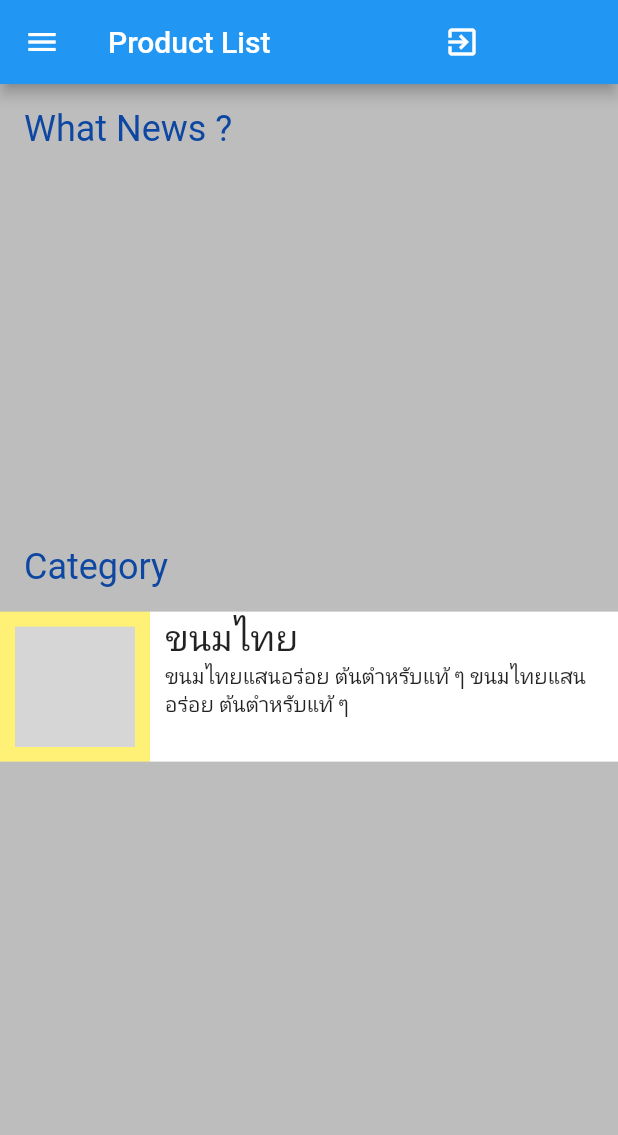
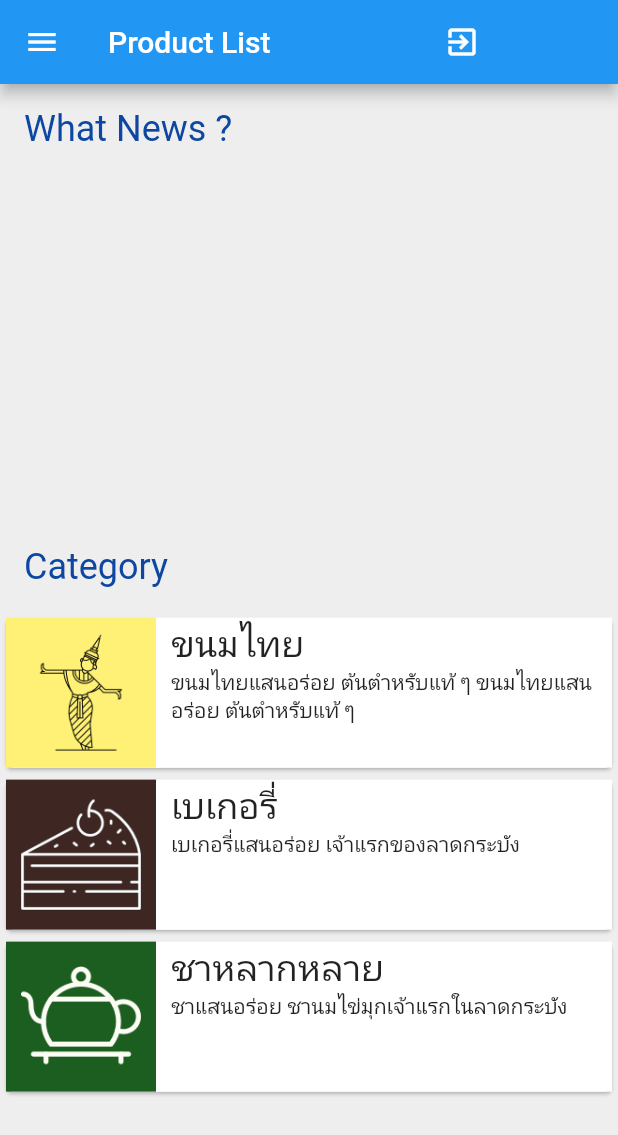
Before and after one commit to KctPiyawat/ShopBakerClick, a Flutter app: the ProductList screen opened directly, on a phone screen of 412 x 824 dp. Shown: the top 1135 px of the screen. Run offline on Flutter 3.47's test engine with Material 2 defaults, Android fonts, the phone set to English and light mode, and no system bars; drawn by our look-alikes of carousel_slider; our stand-ins replace cloud_firestore, firebase_auth; missing offline and left inert: koukicons; accounts and stored records are empty; grey boxes are pictures that could not be loaded.

Commit message:
Finish 06sep

```diff
--- /dev/null
+++ b/lib/screens/category.dart
@@ -0,0 +1,15 @@
+import 'package:flutter/material.dart';
+
+class Category extends StatefulWidget {
+  @override
+  _CategoryState createState() => _CategoryState();
+}
+
+class _CategoryState extends State<Category> {
+  @override
+  Widget build(BuildContext context) {
+    return Scaffold(
+      appBar: AppBar(),body: Text('body'),
+    );
+  }
+}
--- a/lib/screens/marketplate.dart
+++ b/lib/screens/marketplate.dart
@@ -5,6 +5,7 @@ import 'package:flutter/material.dart';
 import 'package:shop_bakerclick/models/promotion_model.dart';
 import 'package:carousel_slider/carousel_slider.dart';
 import 'package:koukicons/assistant.dart';
+import 'package:shop_bakerclick/screens/category.dart';
 
 class Marketplate extends StatefulWidget {
   @override
@@ -136,6 +137,30 @@ class _MarketplateState extends State<Marketplate> {
     );
   }
 
+  Widget showThaiCandy() {
+    return Container(
+      width: 80.0,
+      height: 80.0,
+      child: Image.asset('images/thaicandy.png'),
+    );
+  }
+
+  Widget showCake() {
+    return Container(
+      width: 80.0,
+      height: 80.0,
+      child: Image.asset('images/cake.png'),
+    );
+  }
+
+  Widget showTea() {
+    return Container(
+      width: 80.0,
+      height: 80.0,
+      child: Image.asset('images/tea.png'),
+    );
+  }
+
   Widget showTextGroup(String title, String subTitle) {
     return Container(
       padding: EdgeInsets.only(
@@ -144,7 +169,7 @@ class _MarketplateState extends State<Marketplate> {
       ),
       color: Colors.white,
       height: iconSize,
-      width: MediaQuery.of(context).size.width - iconSize,
+      width: MediaQuery.of(context).size.width - iconSize - 8.0,
       child: Column(
         mainAxisAlignment: MainAxisAlignment.start,
         crossAxisAlignment: CrossAxisAlignment.start,
@@ -160,23 +185,58 @@ class _MarketplateState extends State<Marketplate> {
   }
 
   Widget thaiCandy() {
-    return Row(
-      children: <Widget>[
-        showIconGroup(KoukiconsAssistant(), Colors.yellow.shade300),
-        showTextGroup('ขนมไทย',
-            'ขนมไทยแสนอร่อย ต้นตำหรับแท้ ๆ ขนมไทยแสนอร่อย ต้นตำหรับแท้ ๆ '),
-      ],
+    return GestureDetector(
+      child: Card(
+        child: Row(
+          children: <Widget>[
+            showIconGroup(showThaiCandy(), Colors.yellow.shade300),
+            showTextGroup('ขนมไทย',
+                'ขนมไทยแสนอร่อย ต้นตำหรับแท้ ๆ ขนมไทยแสนอร่อย ต้นตำหรับแท้ ๆ '),
+          ],
+        ),
+      ),
+      onTap: () {
+        MaterialPageRoute materialPageRoute =
+            MaterialPageRoute(builder: (BuildContext context) => Category());
+            Navigator.of(context).push(materialPageRoute);
+      },
+    );
+  }
+
+  Widget backery() {
+    return Card(
+      child: Row(
+        children: <Widget>[
+          showIconGroup(showCake(), Colors.brown.shade900),
+          showTextGroup('เบเกอรี่', 'เบเกอรี่แสนอร่อย เจ้าแรกของลาดกระบัง'),
+        ],
+      ),
+    );
+  }
+
+  Widget tea() {
+    return Card(
+      child: Row(
+        children: <Widget>[
+          showIconGroup(showTea(), Colors.green.shade900),
+          showTextGroup(
+              'ชาหลากหลาย', 'ชาแสนอร่อย ชานมไข่มุกเจ้าแรกในลาดกระบัง'),
+        ],
+      ),
     );
   }
 
   @override
   Widget build(BuildContext context) {
-    return Container(color: Colors.grey.shade400,
+    return Container(
+      color: Colors.grey.shade200,
       child: ListView(
         children: <Widget>[
           showBanner(),
           titleBanner('Category'),
           thaiCandy(),
+          backery(),
+          tea(),
         ],
       ),
     );
--- a/pubspec.yaml
+++ b/pubspec.yaml
@@ -49,7 +49,9 @@ flutter:
   # To add assets to your application, add an assets section, like this:
   assets:
    - images/logo.png
-  #  - images/a_dot_ham.jpeg
+   - images/thaicandy.png
+   - images/cake.png
+   - images/tea.png
 
   # An image asset can refer to one or more resolution-specific "variants", see
   # https://flutter.io/assets-and-images/#resolution-aware.
```
Also changed, not shown: images/cake.png (added), images/logoๅ.png (deleted), images/tea.png (added), images/thaicandy.png (added).
